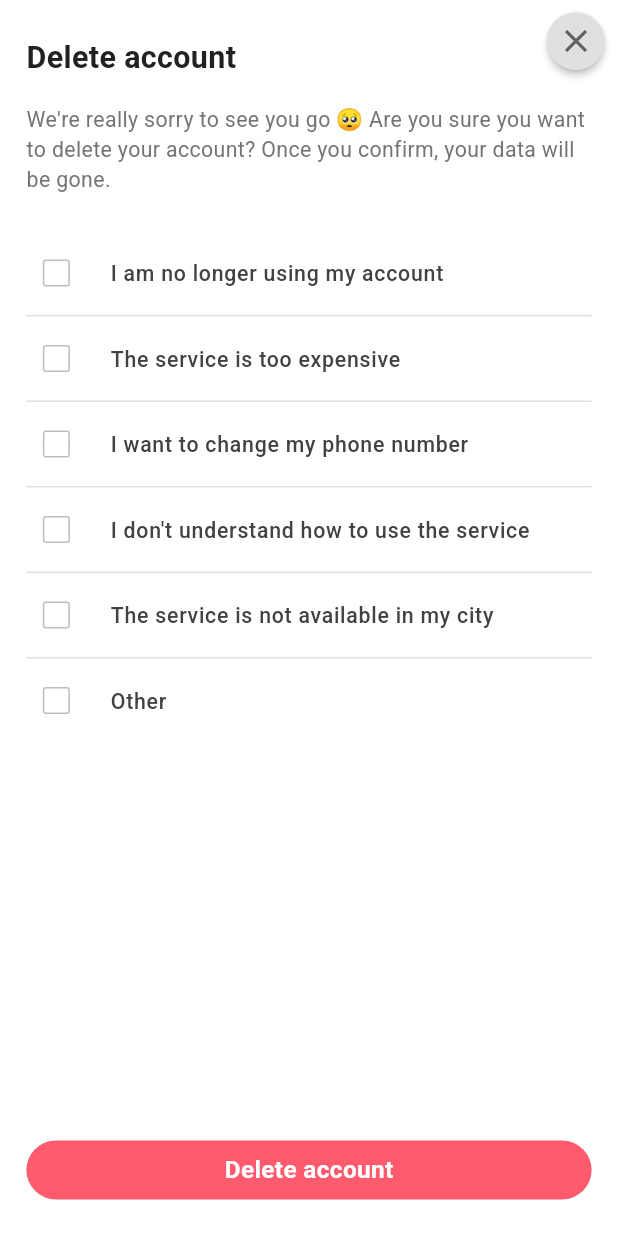
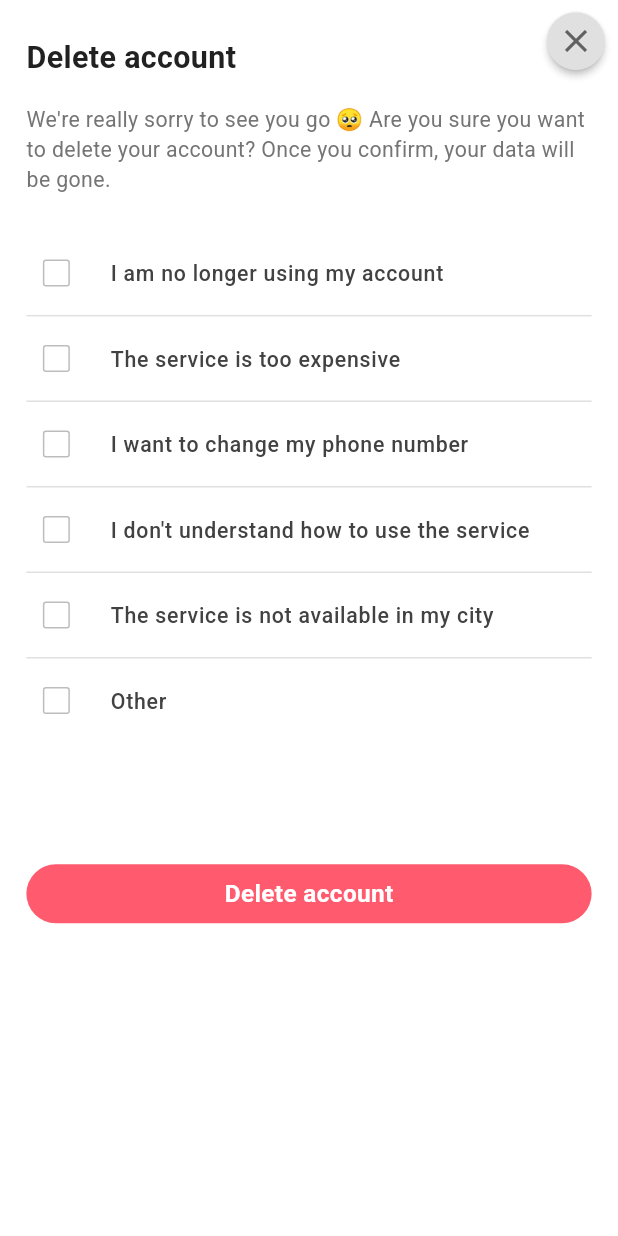
Before and after one commit to Eznira/bolt_ui, a Flutter app: the DeleteAccount screen opened directly, on a phone screen of 412 x 824 dp. Run offline on Flutter 3.47's test engine with Material 3 defaults, Android fonts, the phone set to English and light mode, and no system bars; our stand-ins replace flutter_screenutil.

Commit message:
added delete account screen

```diff
--- a/lib/screens/profile/delete_account.dart
+++ b/lib/screens/profile/delete_account.dart
@@ -18,7 +18,8 @@ class _DeleteAccountState extends State<DeleteAccount> {
     return Scaffold(
       body: Stack(
         children: [
-          Padding(
+          SingleChildScrollView(
+            child: Padding(
               padding: EdgeInsets.symmetric(horizontal: 16.w, vertical: 24.h),
               child: Column(
                 crossAxisAlignment: CrossAxisAlignment.start,
@@ -150,7 +151,9 @@ class _DeleteAccountState extends State<DeleteAccount> {
                       ),
                     ],
                   ),
-                const Spacer(),
+                  SizedBox(
+                    height: 80.r,
+                  ),
                   SizedBox(
                     width: double.infinity,
                     child: GestureDetector(
@@ -166,14 +169,15 @@ class _DeleteAccountState extends State<DeleteAccount> {
                         child: Center(
                           child: Text(
                             "Delete account",
-                          style:
-                              AppTextStyle.title2.copyWith(color: Colors.white),
+                            style: AppTextStyle.title2
+                                .copyWith(color: Colors.white),
                           ),
                         ),
                       ),
                     ),
                   ),
                 ],
+              ),
             ),
           ),
           Align(
```
Lines whose indentation alone changed are shown as unchanged.
